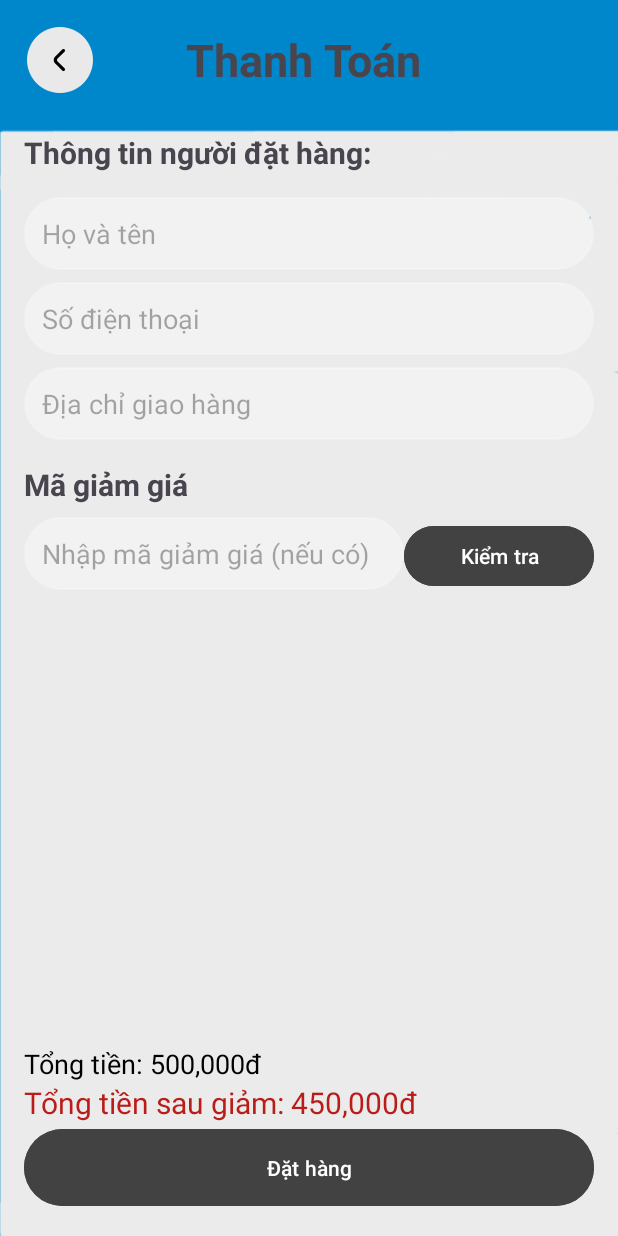
After one commit to BaoNgo208/PBL6_Android_Official, an Android app: the layout activity_order_summary.xml on its own in the app's theme, with its tools: preview values and no code run, on a phone screen of 412 x 824 dp. The commit adds this screen. Run offline under Robolectric (Android 15) with nearby library versions, the phone set to English and light mode, and no system bars; Roboto replaces fonts that are not available here.

Commit message:
giao dien gio hang va thanh toan

```diff
--- a/app/src/main/AndroidManifest.xml
+++ b/app/src/main/AndroidManifest.xml
@@ -53,6 +53,7 @@
         </activity>
         <activity android:name=".SelectPaymentMethodActivity" />
         <activity android:name=".CartActivity" />
+        <activity android:name=".OrderSummaryActivity"></activity>
 
         <service android:name=".models.CartService" />
 
--- /dev/null
+++ b/app/src/main/res/layout/activity_order_summary.xml
@@ -0,0 +1,148 @@
+<?xml version="1.0" encoding="utf-8"?>
+<LinearLayout
+    xmlns:android="http://schemas.android.com/apk/res/android"
+    xmlns:app="http://schemas.android.com/apk/res-auto"
+    android:layout_width="match_parent"
+    android:layout_height="match_parent"
+    android:orientation="vertical"
+    android:padding="16dp"
+    android:background="@drawable/nencart">
+
+    <!-- LinearLayout để ImageButton và Tiêu đề "Thanh Toán" ngang hàng -->
+    <LinearLayout
+        android:layout_width="match_parent"
+        android:layout_height="wrap_content"
+        android:orientation="horizontal"
+        android:gravity="center_vertical">
+
+        <!-- ImageButton để trở về trang trước đó -->
+        <ImageButton
+            android:id="@+id/back_button"
+            android:layout_width="48dp"
+            android:layout_height="48dp"
+            android:background="?android:attr/selectableItemBackgroundBorderless"
+            android:padding="2dp"
+            android:scaleType="centerInside"
+            android:src="@drawable/back"/>
+
+        <!-- Tiêu đề trang thanh toán -->
+        <TextView
+            android:layout_width="wrap_content"
+            android:layout_height="wrap_content"
+            android:text="Thanh Toán"
+            android:textSize="30sp"
+            android:textStyle="bold"
+            android:layout_gravity="center"
+            android:paddingStart="60dp"/> <!-- Khoảng cách giữa nút trở về và tiêu đề -->
+    </LinearLayout>
+
+    <!-- Thông tin người đặt hàng (đẩy xuống với marginTop) -->
+    <TextView
+        android:layout_width="wrap_content"
+        android:layout_height="wrap_content"
+        android:layout_marginTop="24dp"
+        android:layout_marginBottom="8dp"
+        android:text="Thông tin người đặt hàng:"
+        android:textSize="20sp"
+        android:textStyle="bold" />
+
+    <EditText
+        android:id="@+id/full_name"
+        android:layout_width="match_parent"
+        android:layout_height="wrap_content"
+        android:hint="Họ và tên"
+        android:padding="12dp"
+        android:background="@drawable/edittext_background"
+        android:layout_marginTop="8dp"/> <!-- Thêm margin nếu muốn -->
+
+    <EditText
+        android:id="@+id/phone_number"
+        android:layout_width="match_parent"
+        android:layout_height="wrap_content"
+        android:hint="Số điện thoại"
+        android:padding="12dp"
+        android:background="@drawable/edittext_background"
+        android:inputType="phone"
+        android:layout_marginTop="8dp"/> <!-- Thêm margin nếu muốn -->
+
+    <EditText
+        android:id="@+id/address"
+        android:layout_width="match_parent"
+        android:layout_height="wrap_content"
+        android:hint="Địa chỉ giao hàng"
+        android:padding="12dp"
+        android:background="@drawable/edittext_background"
+        android:layout_marginTop="8dp"/> <!-- Thêm margin nếu muốn -->
+
+    <!-- Nhập mã giảm giá -->
+    <TextView
+        android:layout_width="wrap_content"
+        android:layout_height="wrap_content"
+        android:text="Mã giảm giá"
+        android:textSize="20sp"
+        android:textStyle="bold"
+        android:layout_marginTop="16dp"
+        android:layout_marginBottom="8dp"/>
+
+    <!-- LinearLayout để đặt EditText và Button cạnh nhau -->
+    <LinearLayout
+        android:layout_width="match_parent"
+        android:layout_height="wrap_content"
+        android:orientation="horizontal">
+
+        <EditText
+            android:id="@+id/discount_code"
+            android:layout_width="0dp"
+            android:layout_height="wrap_content"
+            android:layout_weight="2"
+            android:hint="Nhập mã giảm giá (nếu có)"
+            android:padding="12dp"
+            android:background="@drawable/edittext_background"/>
+
+        <Button
+            android:id="@+id/check_discount_buttonn"
+            android:layout_width="0dp"
+            android:layout_height="wrap_content"
+            android:layout_weight="1"
+            android:text="Kiểm tra"
+            android:backgroundTint="@color/cardview_dark_background"
+            android:textColor="@android:color/white" />
+    </LinearLayout>
+
+    <!-- Thêm View trống với layout_weight để đẩy các phần dưới lên -->
+    <View
+        android:layout_width="0dp"
+        android:layout_height="0dp"
+        android:layout_weight="1" />
+
+    <!-- Tổng tiền trước và sau khi giảm giá -->
+    <TextView
+        android:id="@+id/total_price"
+        android:layout_width="wrap_content"
+        android:layout_height="wrap_content"
+        android:text="Tổng tiền: 500,000đ"
+        android:textSize="18sp"
+        android:layout_marginTop="16dp"
+        android:textColor="@color/black"/>
+
+    <TextView
+        android:id="@+id/discounted_price"
+        android:layout_width="wrap_content"
+        android:layout_height="wrap_content"
+        android:text="Tổng tiền sau giảm: 450,000đ"
+        android:textColor="#BA1C18"
+        android:textSize="20sp"/>
+
+    <!-- Nút đặt hàng cố định ở dưới -->
+    <Button
+        android:id="@+id/order_button"
+        android:layout_width="match_parent"
+        android:layout_height="wrap_content"
+        android:backgroundTint="@color/cardview_dark_background"
+        android:elevation="4dp"
+        android:padding="16dp"
+        android:text="Đặt hàng"
+        android:textColor="@android:color/white"
+        android:layout_gravity="bottom"/>
+
+</LinearLayout>
```
Also changed, not shown: app/src/main/java/com/example/pbl6_android/CartActivity.java (+29 -2 lines), app/src/main/java/com/example/pbl6_android/OrderSummaryActivity.java (added, +67 -0 lines), app/src/main/java/com/example/pbl6_android/models/CartItem.java (added, +41 -0 lines), app/src/main/res/layout/activity_cart.xml (+42 -8 lines), app/src/main/res/drawable/nencart.png (added).
